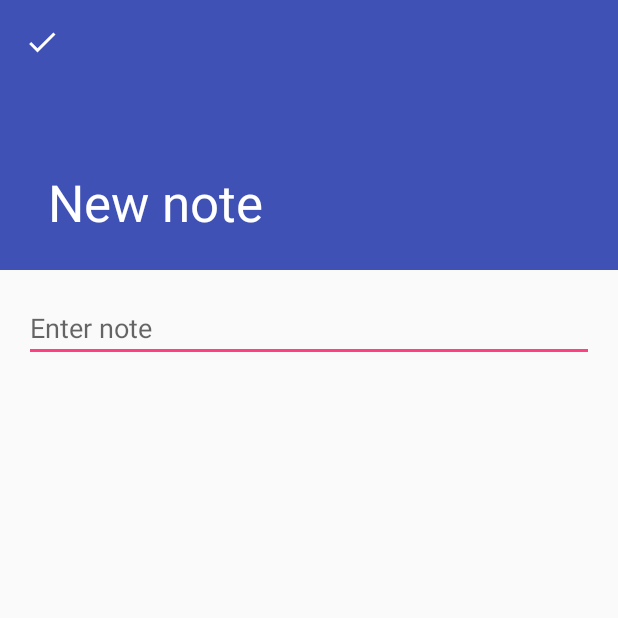
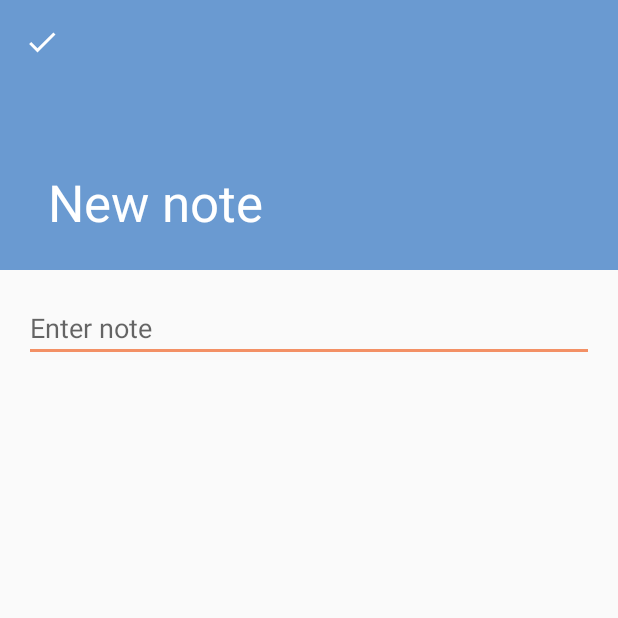
Before and after one commit to ZakAroui/RemoteMe, an Android app: the EditorActivity screen opened directly, with no data from a screen before it, on a phone screen of 412 x 824 dp, the top half of it. Run offline under Robolectric (Android 15) with nearby library versions, the phone set to English and light mode, and no system bars; our stand-ins replace ButterKnife.

Commit message:
updated colors

```diff
--- a/app/src/main/res/values/colors.xml
+++ b/app/src/main/res/values/colors.xml
@@ -1,7 +1,7 @@
 <?xml version="1.0" encoding="utf-8"?>
 <resources>
-    <color name="colorPrimary">#3F51B5</color>
-    <color name="colorPrimaryDark">#303F9F</color>
-    <color name="colorAccent">#FF4081</color>
+    <color name="colorPrimary">#6a9ad1</color>
+    <color name="colorPrimaryDark">#4474b3</color>
+    <color name="colorAccent">#f39065</color>
     <color name="list_text_color">#333</color>
 </resources>
```
